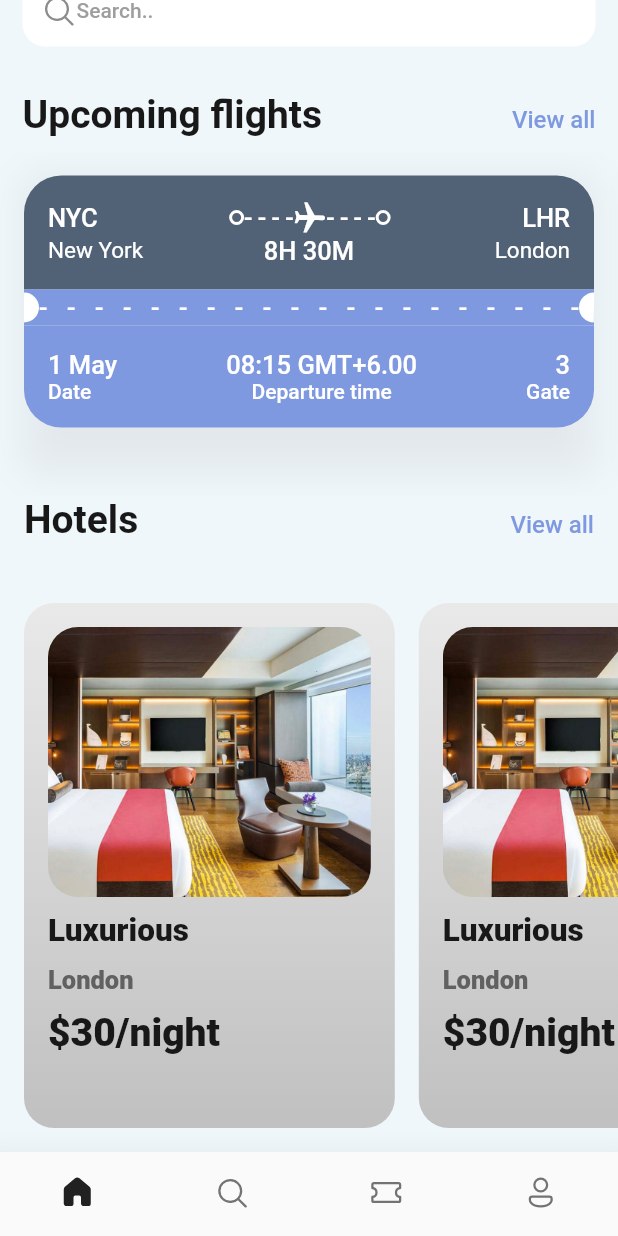
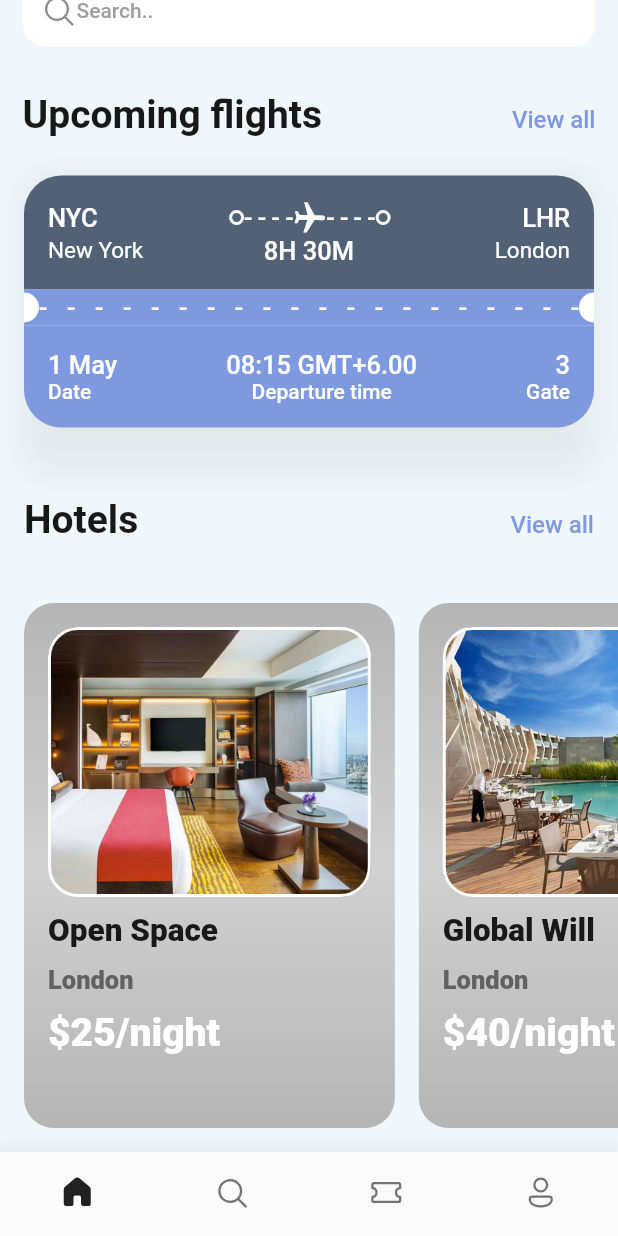
Before and after one commit to xX0ZAK0Xx/Traver, a Flutter app: the screen it shows after launch, scrolled down 132 dp, on a phone screen of 412 x 824 dp. Run offline on Flutter 3.47's test engine with Material 2 defaults, Android fonts, the phone set to English and light mode, and no system bars; our stand-ins replace fluentui_icons.

Commit message:
Hotels from list

```diff
--- a/lib/screens/home_screen.dart
+++ b/lib/screens/home_screen.dart
@@ -2,6 +2,7 @@ import 'package:fluentui_icons/fluentui_icons.dart';
 import 'package:flutter/material.dart';
 import 'package:traver/screens/hotel_screen.dart';
 import 'package:traver/screens/ticket_view.dart';
+import 'package:traver/utils/app_info_list.dart';
 import 'package:traver/utils/app_styles.dart';
 
 class HomeScreen extends StatelessWidget {
@@ -103,10 +104,7 @@ class HomeScreen extends StatelessWidget {
               scrollDirection: Axis.horizontal,
               padding: EdgeInsets.all(16),
               child: Row(
-                children: [
-                  HotelScreen(),
-                  HotelScreen(),
-                ],
+                children: hotelList.map((hotel) => HotelScreen(hotel: hotel)).toList()
               ),
             ),
           ],
--- a/lib/screens/hotel_screen.dart
+++ b/lib/screens/hotel_screen.dart
@@ -5,7 +5,9 @@ import 'package:traver/utils/app_layout.dart';
 import 'package:traver/utils/app_styles.dart';
 
 class HotelScreen extends StatelessWidget {
-  const HotelScreen({super.key});
+  final Map<String, dynamic> hotel;
+
+  const HotelScreen({super.key, required this.hotel});
 
   @override
   Widget build(BuildContext context) {
@@ -21,21 +23,22 @@ class HotelScreen extends StatelessWidget {
           begin: Alignment.topCenter,
           end: Alignment.bottomCenter,
           colors: [
-            Color.fromARGB(255, 233, 233, 233),
-            Color.fromARGB(255, 192, 192, 192),
+            Color.fromARGB(255, 181, 181, 181),
+            Color.fromARGB(255, 209, 209, 209),
+            Color.fromARGB(255, 181, 181, 181),
           ],
         )
       ),
       child: Column(
         crossAxisAlignment: CrossAxisAlignment.start,
         children: [
-          HotelImage(hotelImage: "assets/images/one.png",),
+          HotelImage(hotelImage: "assets/images/${hotel['image']}",),
           SizedBox(height: 10,),
-          Text("Luxurious", style: Styles.headLineStyle2.copyWith(fontWeight: FontWeight.w900)),
+          Text(hotel['place'], style: Styles.headLineStyle2.copyWith(fontWeight: FontWeight.w900)),
           SizedBox(height: 10,),
-          Text("London", style: Styles.headLineStyle3.copyWith(fontWeight: FontWeight.w900)),
+          Text(hotel['destination'], style: Styles.headLineStyle3.copyWith(fontWeight: FontWeight.w900)),
           SizedBox(height: 10,),
-          Text("\$30/night", style: Styles.headLineStyle1.copyWith(fontWeight: FontWeight.w900)),
+          Text("\$${hotel['price'].toString()}/night", style: Styles.headLineStyle1.copyWith(color: Colors.white, fontWeight: FontWeight.w900)),
           SizedBox(height: 10,),
         ],
       ),
@@ -55,6 +58,7 @@ class HotelImage extends StatelessWidget {
       height: 180,
       decoration: BoxDecoration(
         borderRadius: BorderRadius.circular(20),
+        border: Border.all(color: Colors.white, width: 2),
         // color: Styles.primaryColor,
         image: DecorationImage(image: AssetImage(hotelImage), fit: BoxFit.cover),
 
--- /dev/null
+++ b/lib/utils/app_info_list.dart
@@ -0,0 +1,20 @@
+List<Map<String, dynamic>> hotelList = [
+  {
+    'image': 'one.png',
+    'place': 'Open Space',
+    'destination': 'London',
+    'price': 25
+  },
+  {
+    'image': 'two.png',
+    'place': 'Global Will',
+    'destination': 'London',
+    'price': 40
+  },
+  {
+    'image': 'three.png',
+    'place': 'Tallest Building',
+    'destination': 'Dubai',
+    'price': 68
+  },
+];
```
